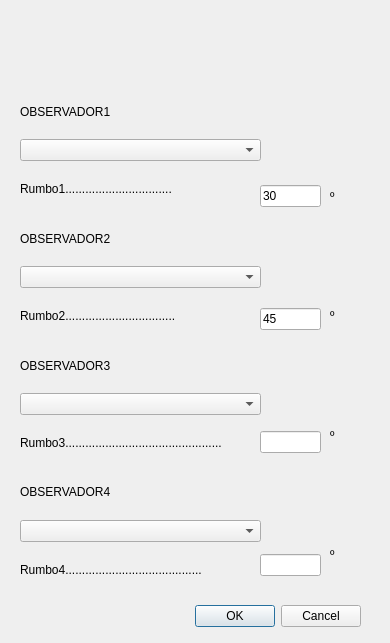
This is alidadas/alidadas_dialog_base.ui in diezrabanos/qgis_plugins as Qt 5 draws it before an edit. The edited form follows.
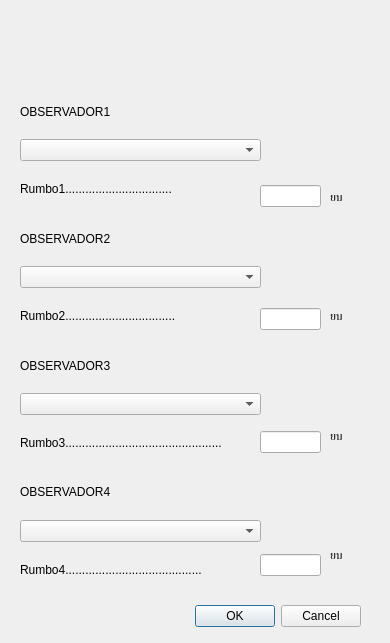
This is the edited form.

What changed in the file:
```diff
--- a/alidadas/alidadas_dialog_base.ui
+++ b/alidadas/alidadas_dialog_base.ui
@@ -45,28 +45,28 @@
     <item>
      <widget class="QLabel" name="label_18">
       <property name="text">
-       <string>º</string>
+       <string>ยบ</string>
       </property>
      </widget>
     </item>
     <item>
      <widget class="QLabel" name="label_19">
       <property name="text">
-       <string>º</string>
+       <string>ยบ</string>
       </property>
      </widget>
     </item>
     <item>
      <widget class="QLabel" name="label_20">
       <property name="text">
-       <string>º</string>
+       <string>ยบ</string>
       </property>
      </widget>
     </item>
     <item>
      <widget class="QLabel" name="label_22">
       <property name="text">
-       <string>º</string>
+       <string>ยบ</string>
       </property>
      </widget>
     </item>
@@ -168,14 +168,14 @@
     <item>
      <widget class="QLineEdit" name="ang1">
       <property name="text">
-       <string>30</string>
+       <string/>
       </property>
      </widget>
     </item>
     <item>
      <widget class="QLineEdit" name="ang2">
       <property name="text">
-       <string>45</string>
+       <string/>
       </property>
      </widget>
     </item>
```
Left out of the diff: 10 changed lines with no effect on the pictures.
